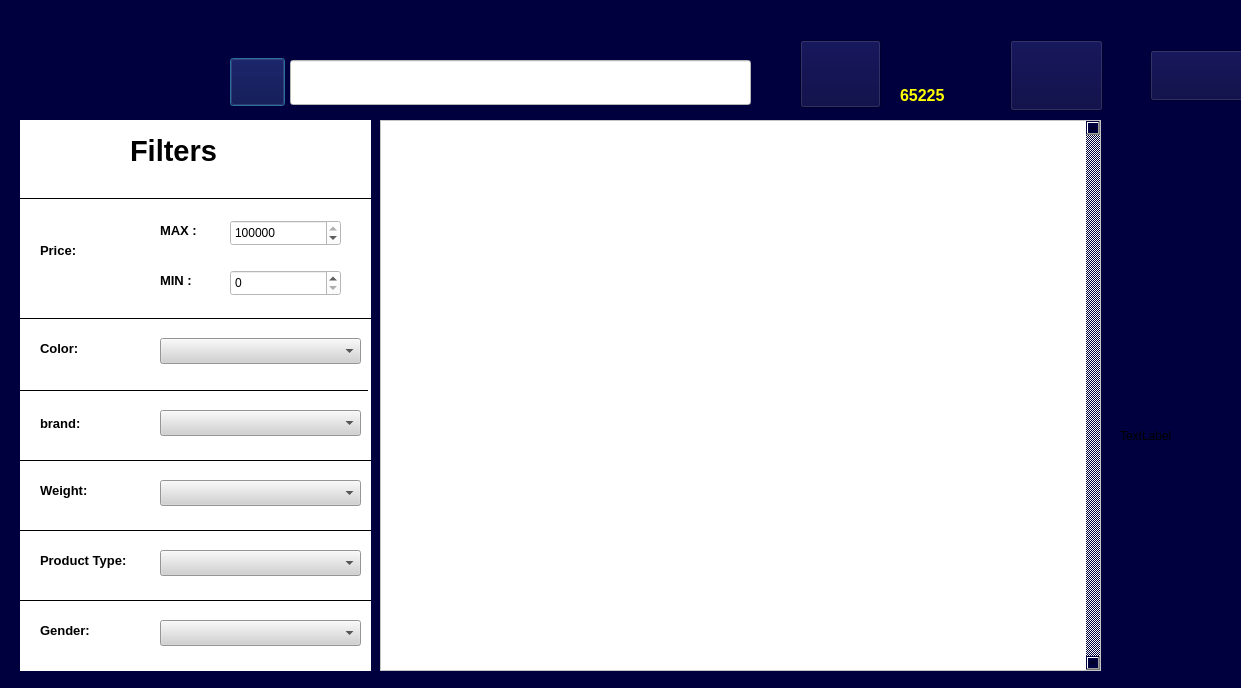
Qt form client.ui (AP-projects-4001/ls) before a commit.
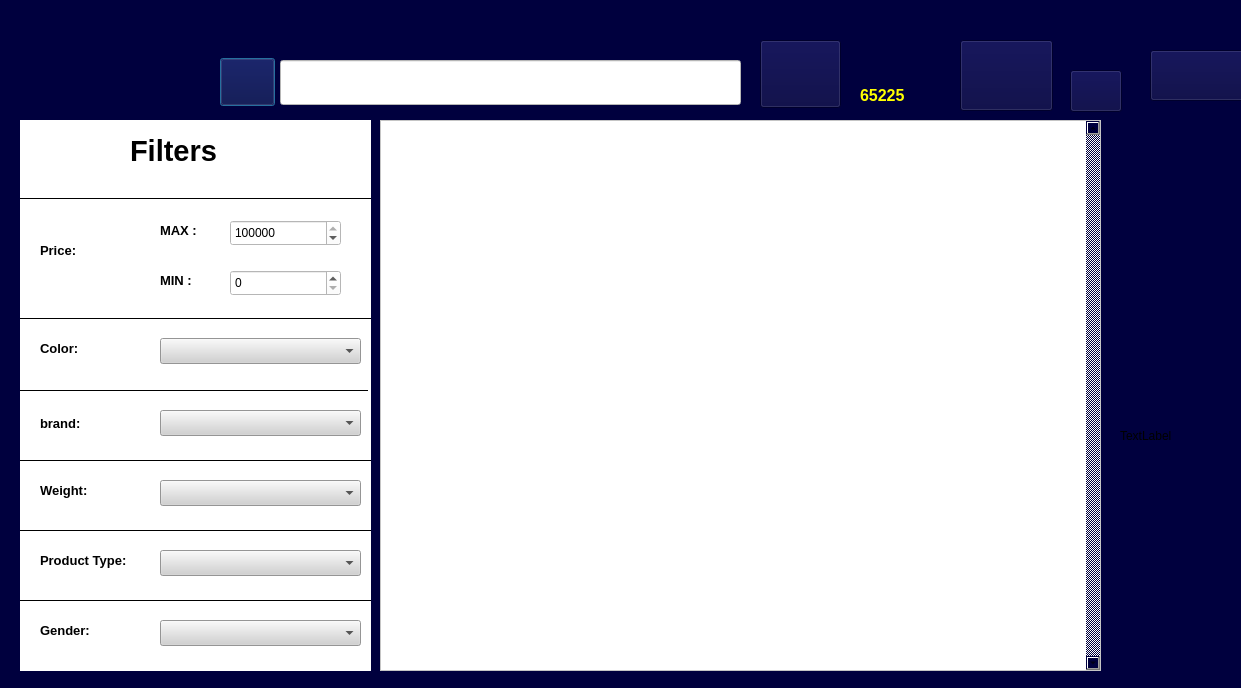
The same form after that commit. Icons and pictures are not drawn.

What changed in the file:
```diff
--- a/client.ui
+++ b/client.ui
@@ -20,7 +20,7 @@
   <widget class="QLineEdit" name="lineEdit_serch">
    <property name="geometry">
     <rect>
-     <x>290</x>
+     <x>280</x>
      <y>60</y>
      <width>461</width>
      <height>45</height>
@@ -34,7 +34,7 @@
   <widget class="QPushButton" name="pushButton_serch">
    <property name="geometry">
     <rect>
-     <x>230</x>
+     <x>220</x>
      <y>58</y>
      <width>55</width>
      <height>48</height>
@@ -51,7 +51,7 @@
   <widget class="QPushButton" name="pushButton_moneybags">
    <property name="geometry">
     <rect>
-     <x>800</x>
+     <x>760</x>
      <y>40</y>
      <width>81</width>
      <height>68</height>
@@ -86,7 +86,7 @@
   <widget class="QPushButton" name="pushButton_Cart">
    <property name="geometry">
     <rect>
-     <x>1010</x>
+     <x>960</x>
      <y>40</y>
      <width>93</width>
      <height>71</height>
@@ -700,7 +700,7 @@
   <widget class="QLabel" name="label_price">
    <property name="geometry">
     <rect>
-     <x>900</x>
+     <x>860</x>
      <y>80</y>
      <width>91</width>
      <height>31</height>
@@ -737,6 +737,25 @@
     <string>TextLabel</string>
    </property>
   </widget>
+  <widget class="QPushButton" name="pushButton">
+   <property name="geometry">
+    <rect>
+     <x>1070</x>
+     <y>70</y>
+     <width>52</width>
+     <height>42</height>
+    </rect>
+   </property>
+   <property name="styleSheet">
+    <string notr="true">background-image: url(:/new/prefix1/refresh.png);</string>
+   </property>
+   <property name="text">
+    <string/>
+   </property>
+   <property name="shortcut">
+    <string>Ctrl+F5</string>
+   </property>
+  </widget>
  </widget>
  <resources/>
  <connections/>
```
